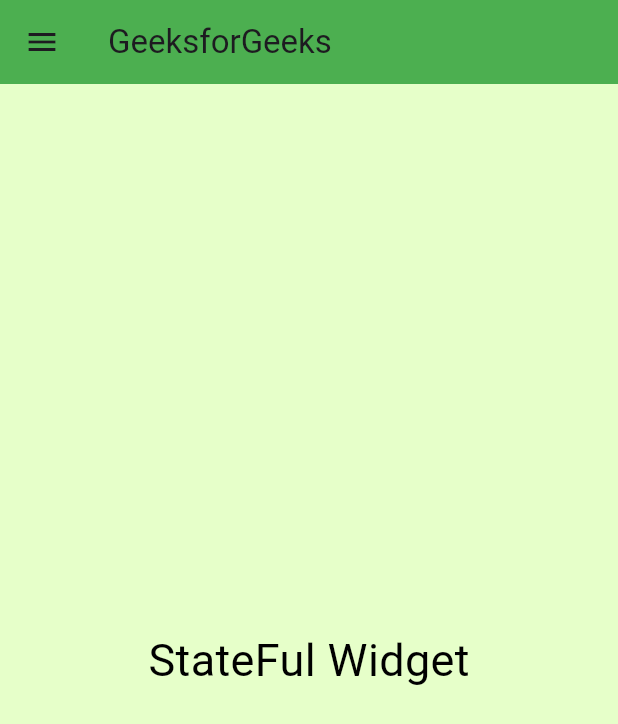
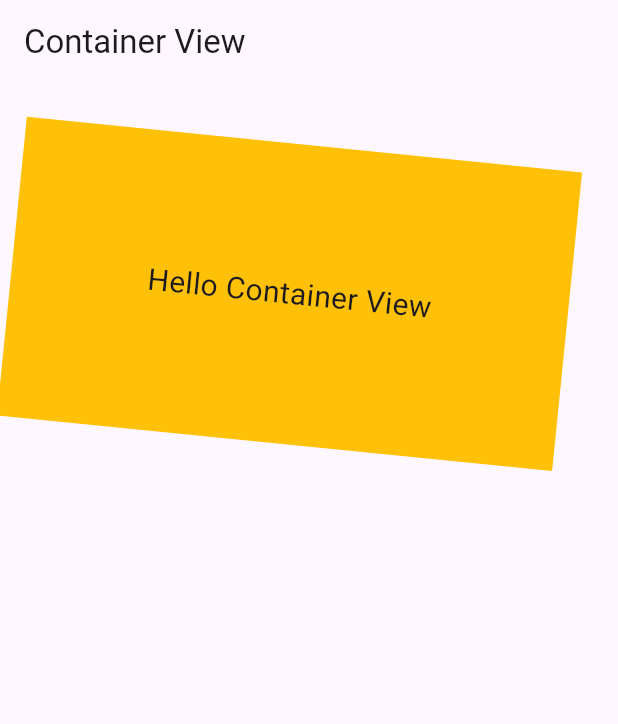
Before and after one commit to leminhduc1202/learning_flutter_vsc, a Flutter app: the screen it shows after launch, on a phone screen of 412 x 824 dp. Shown: the top 724 px of the screen. Run offline on Flutter 3.47's test engine with Material 3 defaults, Android fonts, the phone set to English and light mode, and no system bars.

Commit message:
Container class

```diff
--- a/lib/main.dart
+++ b/lib/main.dart
@@ -2,7 +2,8 @@ import 'package:flutter/material.dart';
 
 void main() {
   // runApp(const MyApp());
-  runApp(const MyAppNew());
+  // runApp(const MyAppNew());
+  runApp(const ContainerView());
 }
 
 class MyApp extends StatelessWidget {
@@ -84,3 +85,31 @@ class _MyAppState extends State<MyAppNew> {
     ); // MaterialApp
   }
 }
+
+class ContainerView extends StatelessWidget {
+  const ContainerView({super.key});
+
+  @override
+  Widget build(BuildContext context) {
+    return MaterialApp(
+      home: Scaffold(
+        appBar: AppBar(
+          title: const Text("Container View"),
+        ),
+        body: Container(
+          height: 200,
+          width: double.infinity,
+          color: Colors.amber,
+          alignment: Alignment.center,
+          margin: const EdgeInsets.all(20),
+          padding: const EdgeInsets.all(30),
+          transform: Matrix4.rotationZ(0.1),
+          child: const Text(
+            "Hello Container View",
+            style: TextStyle(fontSize: 20),
+          ),
+        ),
+      ),
+    );
+  }
+}
```
